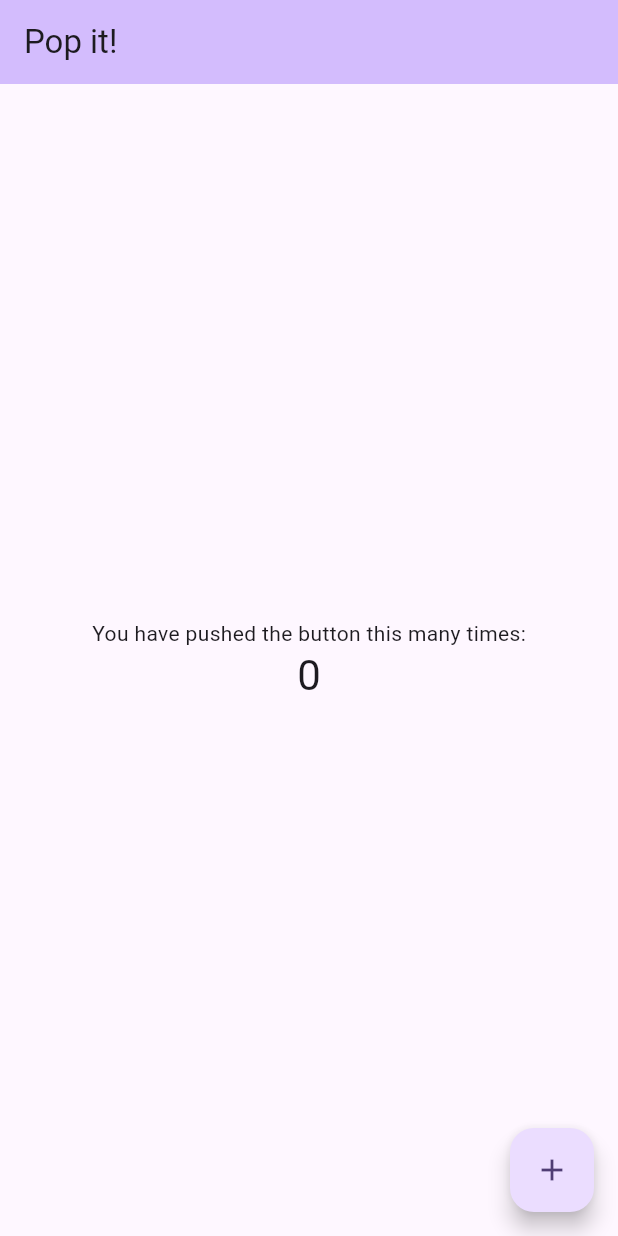
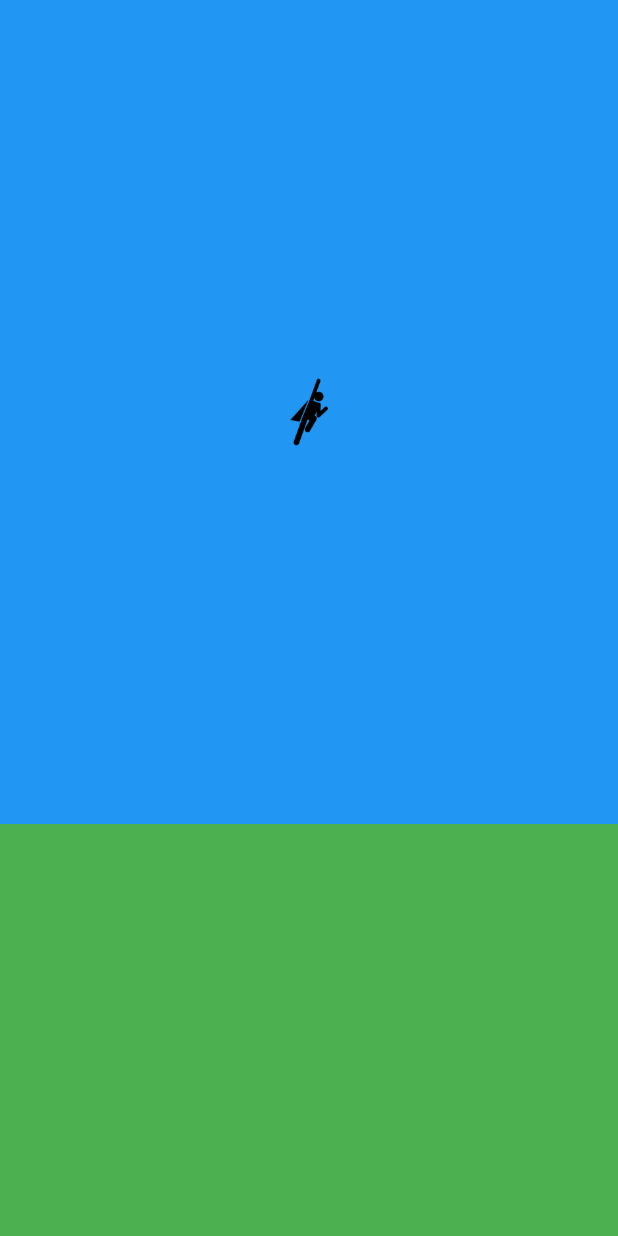
Before and after one commit to MansurAKhan/Popit, a Flutter app: the screen it shows after launch, on a phone screen of 412 x 824 dp. Run offline on Flutter 3.47's test engine with Material 3 defaults, Android fonts, the phone set to English and light mode, and no system bars.

Commit message:
Flying Man v0.1
Deleted all content in main.dart

made two widgets player.dart and homepage.dart

Changed pubspec.yaml file to add image of player

```diff
--- /dev/null
+++ b/lib/homepage.dart
@@ -0,0 +1,33 @@
+import 'package:flutter/material.dart';
+import 'package:popit_flutter_app/player.dart';
+
+class HomePage extends StatefulWidget {
+  const HomePage({super.key});
+
+  @override
+  State<HomePage> createState() => _HomePageState();
+}
+
+class _HomePageState extends State<HomePage> {
+  @override
+  Widget build(BuildContext context) {
+    return Scaffold(
+      body: Column(
+        children: [
+          Expanded(
+            flex: 2,
+            child: Container(
+              color: Colors.blue,
+              child: Center(child: MyPlayer(),),
+              ),
+            ),
+          Expanded(
+            child: Container(
+              color: Colors.green,
+              ),
+            ),
+        ],
+      ),
+    );
+  }
+}
--- a/lib/main.dart
+++ b/lib/main.dart
@@ -1,125 +1,16 @@
 import 'package:flutter/material.dart';
+import './homepage.dart';
 
 void main() {
-  runApp(const MyApp());
+  runApp(MyApp());
 }
 
 class MyApp extends StatelessWidget {
-  const MyApp({super.key});
-
-  // This widget is the root of your application.
   @override
   Widget build(BuildContext context) {
     return MaterialApp(
-      title: 'Pop it!',
-      theme: ThemeData(
-        // This is the theme of your application.
-        //
-        // TRY THIS: Try running your application with "flutter run". You'll see
-        // the application has a purple toolbar. Then, without quitting the app,
-        // try changing the seedColor in the colorScheme below to Colors.green
-        // and then invoke "hot reload" (save your changes or press the "hot
-        // reload" button in a Flutter-supported IDE, or press "r" if you used
-        // the command line to start the app).
-        //
-        // Notice that the counter didn't reset back to zero; the application
-        // state is not lost during the reload. To reset the state, use hot
-        // restart instead.
-        //
-        // This works for code too, not just values: Most code changes can be
-        // tested with just a hot reload.
-        colorScheme: ColorScheme.fromSeed(seedColor: Colors.deepPurple),
-        useMaterial3: true,
-      ),
-      home: const MyHomePage(title: 'Pop it!'),
+      debugShowCheckedModeBanner: false,
+      home: HomePage(),
     );
   }
 }
-
-class MyHomePage extends StatefulWidget {
-  const MyHomePage({super.key, required this.title});
-
-  // This widget is the home page of your application. It is stateful, meaning
-  // that it has a State object (defined below) that contains fields that affect
-  // how it looks.
-
-  // This class is the configuration for the state. It holds the values (in this
-  // case the title) provided by the parent (in this case the App widget) and
-  // used by the build method of the State. Fields in a Widget subclass are
-  // always marked "final".
-
-  final String title;
-
-  @override
-  State<MyHomePage> createState() => _MyHomePageState();
-}
-
-class _MyHomePageState extends State<MyHomePage> {
-  int _counter = 0;
-
-  void _incrementCounter() {
-    setState(() {
-      // This call to setState tells the Flutter framework that something has
-      // changed in this State, which causes it to rerun the build method below
-      // so that the display can reflect the updated values. If we changed
-      // _counter without calling setState(), then the build method would not be
-      // called again, and so nothing would appear to happen.
-      _counter++;
-    });
-  }
-
-  @override
-  Widget build(BuildContext context) {
-    // This method is rerun every time setState is called, for instance as done
-    // by the _incrementCounter method above.
-    //
-    // The Flutter framework has been optimized to make rerunning build methods
-    // fast, so that you can just rebuild anything that needs updating rather
-    // than having to individually change instances of widgets.
-    return Scaffold(
-      appBar: AppBar(
-        // TRY THIS: Try changing the color here to a specific color (to
-        // Colors.amber, perhaps?) and trigger a hot reload to see the AppBar
-        // change color while the other colors stay the same.
-        backgroundColor: Theme.of(context).colorScheme.inversePrimary,
-        // Here we take the value from the MyHomePage object that was created by
-        // the App.build method, and use it to set our appbar title.
-        title: Text(widget.title),
-      ),
-      body: Center(
-        // Center is a layout widget. It takes a single child and positions it
-        // in the middle of the parent.
-        child: Column(
-          // Column is also a layout widget. It takes a list of children and
-          // arranges them vertically. By default, it sizes itself to fit its
-          // children horizontally, and tries to be as tall as its parent.
-          //
-          // Column has various properties to control how it sizes itself and
-          // how it positions its children. Here we use mainAxisAlignment to
-          // center the children vertically; the main axis here is the vertical
-          // axis because Columns are vertical (the cross axis would be
-          // horizontal).
-          //
-          // TRY THIS: Invoke "debug painting" (choose the "Toggle Debug Paint"
-          // action in the IDE, or press "p" in the console), to see the
-          // wireframe for each widget.
-          mainAxisAlignment: MainAxisAlignment.center,
-          children: <Widget>[
-            const Text(
-              'You have pushed the button this many times:',
-            ),
-            Text(
-              '$_counter',
-              style: Theme.of(context).textTheme.headlineMedium,
-            ),
-          ],
-        ),
-      ),
-      floatingActionButton: FloatingActionButton(
-        onPressed: _incrementCounter,
-        tooltip: 'Increment',
-        child: const Icon(Icons.add),
-      ), // This trailing comma makes auto-formatting nicer for build methods.
-    );
-  }
-}
--- /dev/null
+++ b/lib/player.dart
@@ -0,0 +1,16 @@
+import 'package:flutter/material.dart';
+
+class MyPlayer extends StatelessWidget {
+  const MyPlayer({super.key});
+
+  @override
+  Widget build(BuildContext context) {
+    return Container(
+      height: 60,
+      width: 60,
+      child: Image.asset(
+        'lib/img/player.png'
+     ),
+    );
+  }
+}
```
Also changed, not shown: pubspec.yaml (+3 -67 lines), lib/img/player.png (added), 1 other file.
